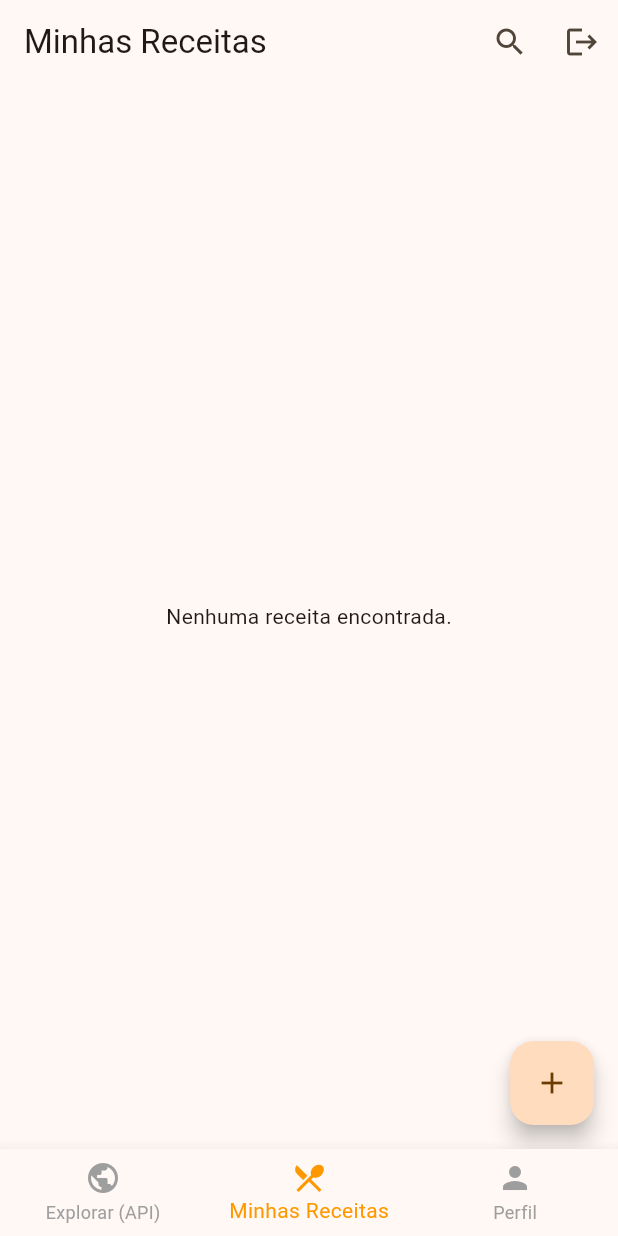
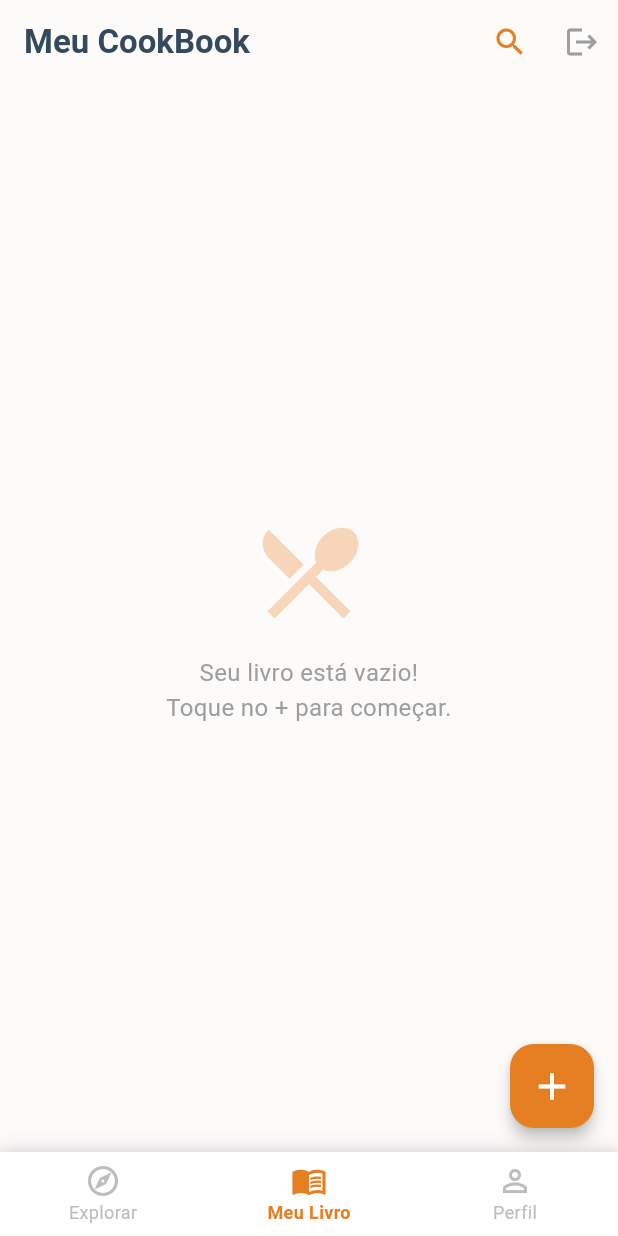
Before and after one commit to Joaohnt27/cookbook, a Flutter app: the NavigationWrapper screen opened directly, item 2 of the bottom bar chosen, on a phone screen of 412 x 824 dp. Run offline on Flutter 3.47's test engine with Material 3 defaults, Android fonts, the phone set to English and light mode, and no system bars; our stand-ins replace cloud_firestore, device_preview, firebase_auth, firebase_core; missing offline and left inert: translator; accounts and stored records are empty; network calls fail.

Commit message:
style: update navigation bar theme

```diff
--- a/lib/views/home_page.dart
+++ b/lib/views/home_page.dart
@@ -11,13 +11,22 @@ class HomePage extends StatelessWidget {
   @override
   Widget build(BuildContext context) {
     final user = FirebaseAuth.instance.currentUser;
+    const primaryColor = Color(0xFFE67E22);
+    const secondaryColor = Color(0xFF34495E);
 
     return Scaffold(
+      backgroundColor: const Color(0xFFFDFBFA),
       appBar: AppBar(
-        title: const Text("Minhas Receitas"),
+        title: const Text(
+          "Meu CookBook",
+          style: TextStyle(color: secondaryColor, fontWeight: FontWeight.bold),
+        ),
+        backgroundColor: Colors.white,
+        elevation: 0.5,
+        centerTitle: false,
         actions: [
           IconButton(
-            icon: const Icon(Icons.search),
+            icon: const Icon(Icons.search, color: primaryColor),
             onPressed: () {
               Navigator.push(
                 context,
@@ -28,42 +37,102 @@ class HomePage extends StatelessWidget {
             },
           ),
           IconButton(
-            icon: const Icon(Icons.logout),
+            icon: const Icon(Icons.logout, color: Colors.grey),
             onPressed: () => FirebaseAuth.instance.signOut(),
           ),
         ],
       ),
-      // Recuperação de dados em tempo real
       body: StreamBuilder<QuerySnapshot>(
         stream: FirebaseFirestore.instance
             .collection('receitas')
             .where('userId', isEqualTo: user?.uid)
             .snapshots(),
         builder: (context, snapshot) {
-          if (snapshot.hasError)
-            return const Center(child: Text("Erro ao carregar"));
+          if (snapshot.hasError) {
+            return const Center(child: Text("Erro ao carregar suas receitas."));
+          }
           if (snapshot.connectionState == ConnectionState.waiting) {
-            return const Center(child: CircularProgressIndicator());
+            return const Center(
+              child: CircularProgressIndicator(color: primaryColor),
+            );
           }
 
           final docs = snapshot.data!.docs;
           if (docs.isEmpty) {
-            return const Center(child: Text("Nenhuma receita encontrada."));
+            return Center(
+              child: Column(
+                mainAxisAlignment: MainAxisAlignment.center,
+                children: [
+                  Icon(
+                    Icons.restaurant_menu,
+                    size: 80,
+                    color: primaryColor.withOpacity(0.3),
+                  ),
+                  const SizedBox(height: 16),
+                  const Text(
+                    "Seu livro está vazio!\nToque no + para começar.",
+                    textAlign: TextAlign.center,
+                    style: TextStyle(color: Colors.grey, fontSize: 16),
+                  ),
+                ],
+              ),
+            );
           }
 
           return ListView.builder(
+            padding: const EdgeInsets.symmetric(vertical: 10),
             itemCount: docs.length,
             itemBuilder: (context, index) {
               final receita = Receita.fromFirestore(docs[index]);
+
               return Card(
-                margin: const EdgeInsets.symmetric(horizontal: 10, vertical: 5),
+                elevation: 2,
+                margin: const EdgeInsets.symmetric(horizontal: 16, vertical: 8),
+                shape: RoundedRectangleBorder(
+                  borderRadius: BorderRadius.circular(15),
+                ),
                 child: ListTile(
-                  leading: const Icon(Icons.restaurant, color: Colors.orange),
-                  title: Text(receita.nome),
-                  subtitle: Text(
-                    "${receita.categoria} • ${receita.tempoPreparo} min",
+                  contentPadding: const EdgeInsets.all(12),
+                  leading: Container(
+                    padding: const EdgeInsets.all(8),
+                    decoration: BoxDecoration(
+                      color: primaryColor.withOpacity(0.1),
+                      borderRadius: BorderRadius.circular(10),
+                    ),
+                    child: const Icon(Icons.restaurant, color: primaryColor),
                   ),
-                  trailing: const Icon(Icons.arrow_forward_ios, size: 16),
+                  title: Text(
+                    receita.nome,
+                    style: const TextStyle(
+                      fontWeight: FontWeight.bold,
+                      color: secondaryColor,
+                      fontSize: 18,
+                    ),
+                  ),
+                  subtitle: Padding(
+                    padding: const EdgeInsets.only(top: 4),
+                    child: Row(
+                      children: [
+                        const Icon(
+                          Icons.category_outlined,
+                          size: 14,
+                          color: Colors.grey,
+                        ),
+                        const SizedBox(width: 4),
+                        Text(receita.categoria),
+                        const SizedBox(width: 12),
+                        const Icon(
+                          Icons.timer_outlined,
+                          size: 14,
+                          color: Colors.grey,
+                        ),
+                        const SizedBox(width: 4),
+                        Text("${receita.tempoPreparo} min"),
+                      ],
+                    ),
+                  ),
+                  trailing: const Icon(Icons.edit_note, color: primaryColor),
+                  // RF004: Clique para editar/atualizar dados [cite: 14]
                   onTap: () {
                     Navigator.push(
                       context,
@@ -80,13 +149,15 @@ class HomePage extends StatelessWidget {
         },
       ),
       floatingActionButton: FloatingActionButton(
-        child: const Icon(Icons.add),
+        backgroundColor: primaryColor,
+        elevation: 4,
         onPressed: () {
           Navigator.push(
             context,
             MaterialPageRoute(builder: (context) => const NovaReceitaPage()),
           );
         },
+        child: const Icon(Icons.add, color: Colors.white, size: 30),
       ),
     );
   }
--- a/lib/views/navigation_wrapper.dart
+++ b/lib/views/navigation_wrapper.dart
@@ -1,7 +1,7 @@
+import 'package:cookbook/views/home_page.dart';
+import 'package:cookbook/views/receitas_api_page.dart';
+import 'package:cookbook/views/perfil_page.dart';
 import 'package:flutter/material.dart';
-import 'home_page.dart';
-import 'receitas_api_page.dart';
-import 'perfil_page.dart';
 
 class NavigationWrapper extends StatefulWidget {
   const NavigationWrapper({super.key});
@@ -13,7 +13,9 @@ class NavigationWrapper extends StatefulWidget {
 class _NavigationWrapperState extends State<NavigationWrapper> {
   int _currentIndex = 0;
 
-  // Lista das páginas principais do app
+  final Color _primaryColor = const Color(0xFFE67E22);
+  final Color _secondaryColor = const Color(0xFF34495E);
+
   final List<Widget> _pages = [
     const ReceitasApiPage(),
     const HomePage(),
@@ -23,23 +25,53 @@ class _NavigationWrapperState extends State<NavigationWrapper> {
   @override
   Widget build(BuildContext context) {
     return Scaffold(
-      body: _pages[_currentIndex],
-      bottomNavigationBar: BottomNavigationBar(
+      body: AnimatedSwitcher(
+        duration: const Duration(milliseconds: 300),
+        child: _pages[_currentIndex],
+      ),
+      bottomNavigationBar: Container(
+        decoration: BoxDecoration(
+          boxShadow: [
+            BoxShadow(
+              color: Colors.black.withOpacity(0.1),
+              blurRadius: 10,
+              offset: const Offset(0, -2),
+            ),
+          ],
+        ),
+        child: BottomNavigationBar(
           currentIndex: _currentIndex,
           onTap: (index) => setState(() => _currentIndex = index),
-        selectedItemColor: Colors.orange,
-        unselectedItemColor: Colors.grey,
-        items: const [
+          selectedItemColor: _primaryColor,
+          unselectedItemColor: Colors.grey[400],
+          backgroundColor: Colors.white,
+          type: BottomNavigationBarType.fixed,
+          selectedLabelStyle: const TextStyle(
+            fontWeight: FontWeight.bold,
+            fontSize: 12,
+          ),
+          unselectedLabelStyle: const TextStyle(fontSize: 12),
+          items: [
             BottomNavigationBarItem(
-            icon: Icon(Icons.public),
-            label: 'Explorar (API)',
+              icon: Icon(
+                _currentIndex == 0 ? Icons.explore : Icons.explore_outlined,
+              ),
+              label: 'Explorar',
             ),
             BottomNavigationBarItem(
-            icon: Icon(Icons.restaurant_menu),
-            label: 'Minhas Receitas',
+              icon: Icon(
+                _currentIndex == 1 ? Icons.menu_book : Icons.menu_book_outlined,
               ),
-          BottomNavigationBarItem(icon: Icon(Icons.person), label: 'Perfil'),
+              label: 'Meu Livro',
+            ),
+            BottomNavigationBarItem(
+              icon: Icon(
+                _currentIndex == 2 ? Icons.person : Icons.person_outline,
+              ),
+              label: 'Perfil',
+            ),
           ],
+        ),
       ),
     );
   }
```
Lines whose indentation alone changed are shown as unchanged.
